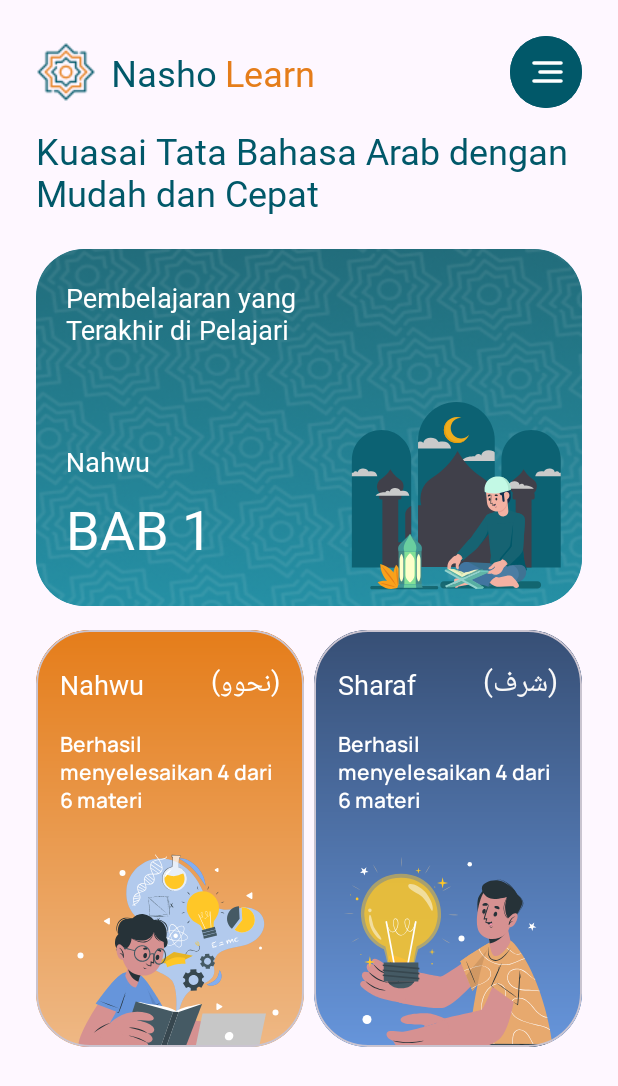
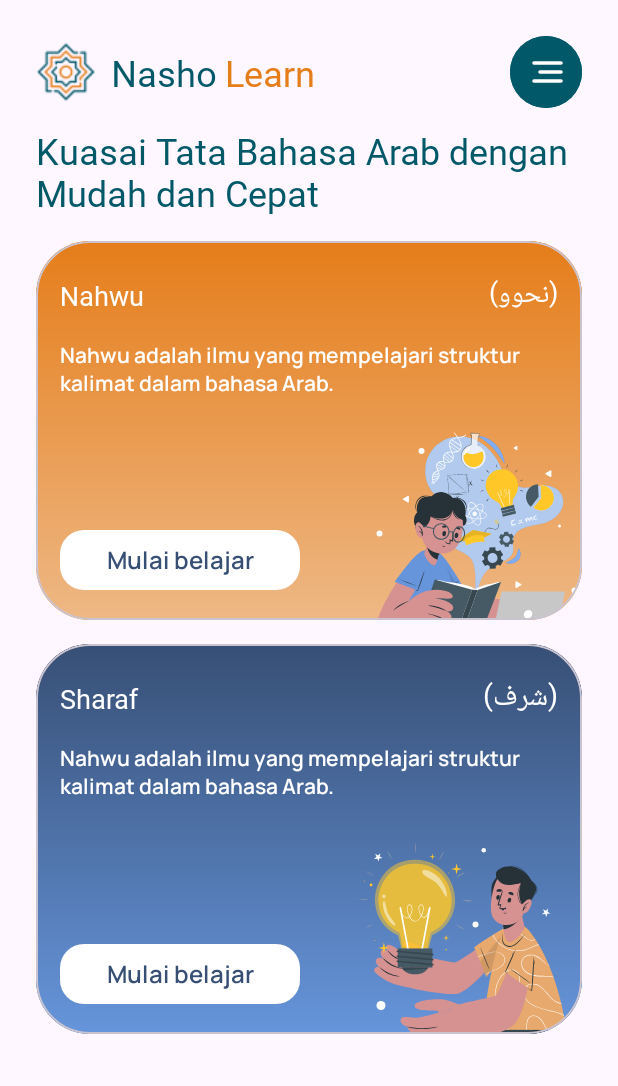
Before and after one commit to Sabani-Tech/nasho-learn-fe-kotlin, an Android app: the MainActivity screen opened directly, with no data from a screen before it, on a phone screen of 412 x 824 dp. Shown: the top 1086 px of the screen. Run offline under Robolectric (Android 15) with nearby library versions, the phone set to English and light mode, and no system bars.

Commit message:
update UI main page

```diff
--- a/app/src/main/res/layout/activity_main.xml
+++ b/app/src/main/res/layout/activity_main.xml
@@ -30,7 +30,7 @@
             android:layout_marginStart="10dp"
             android:fontFamily="@font/manrope_bold"
             android:text="@string/nasho"
-            android:textColor="#015869"
+            android:textColor="@color/green_main_color"
             android:textSize="24sp"
             app:layout_constraintBottom_toBottomOf="@+id/tv_logo"
             app:layout_constraintStart_toEndOf="@+id/tv_logo"
@@ -42,7 +42,7 @@
             android:layout_marginStart="5dp"
             android:fontFamily="@font/manrope_bold"
             android:text="@string/learn"
-            android:textColor="#E57D1A"
+            android:textColor="@color/orange_main_color"
             android:textSize="24sp"
             app:layout_constraintBottom_toBottomOf="@+id/tv_main_title"
             app:layout_constraintStart_toEndOf="@+id/tv_main_title"
@@ -57,97 +57,24 @@
             android:layout_marginEnd="24dp"
             android:fontFamily="@font/manrope_extrabold"
             android:text="@string/welcome_material"
-            android:textColor="#015869"
+            android:textColor="@color/green_main_color"
             android:textSize="24sp"
             app:layout_constraintEnd_toEndOf="parent"
             app:layout_constraintStart_toStartOf="parent"
             app:layout_constraintTop_toBottomOf="@+id/tv_logo" />
 
+
         <com.google.android.material.card.MaterialCardView
-            android:id="@+id/cv_last"
+            android:id="@+id/cv_nahwu"
             android:layout_width="0dp"
-            android:layout_height="wrap_content"
-            android:layout_marginTop="21dp"
-            app:cardBackgroundColor="#2590A5"
-            app:cardCornerRadius="32dp"
-            app:layout_constraintEnd_toEndOf="@+id/tv_title_spek_material"
-            app:layout_constraintStart_toStartOf="@+id/tv_title_spek_material"
-            app:layout_constraintTop_toBottomOf="@+id/tv_title_spek_material"
-            app:strokeWidth="0dp">
-
-            <androidx.constraintlayout.widget.ConstraintLayout
-                android:layout_width="match_parent"
             android:layout_height="match_parent"
-                android:background="@drawable/bg_home_1">
-
-                <TextView
-                    android:id="@+id/tv_category_material"
-                    android:layout_width="0dp"
-                    android:layout_height="wrap_content"
-                    android:layout_marginStart="20dp"
-                    android:layout_marginTop="20dp"
-                    android:layout_marginEnd="166dp"
-                    android:fontFamily="@font/manrope_bold"
-                    android:text="@string/last_learn"
-                    android:textColor="#FFFFFF"
-                    android:textSize="18sp"
+            android:layout_marginHorizontal="24dp"
+            android:layout_marginTop="16dp"
+            app:cardBackgroundColor="@color/orange_main_color"
+            app:cardCornerRadius="36dp"
             app:layout_constraintEnd_toEndOf="parent"
             app:layout_constraintStart_toStartOf="parent"
-                    app:layout_constraintTop_toTopOf="parent" />
-
-                <ImageView
-                    android:layout_width="wrap_content"
-                    android:layout_height="wrap_content"
-                    android:src="@drawable/ic_home_1"
-                    app:layout_constraintBottom_toBottomOf="parent"
-                    app:layout_constraintEnd_toEndOf="parent" />
-
-                <TextView
-                    android:id="@+id/tv_last_material"
-                    android:layout_width="wrap_content"
-                    android:layout_height="wrap_content"
-                    android:layout_marginTop="63dp"
-                    android:fontFamily="@font/manrope_bold"
-                    android:text="@string/nahwu"
-                    android:textColor="#FFFFFF"
-                    android:textSize="18sp"
-                    app:layout_constraintStart_toStartOf="@+id/tv_category_material"
-                    app:layout_constraintTop_toBottomOf="@+id/tv_category_material" />
-
-                <TextView
-                    android:layout_width="wrap_content"
-                    android:layout_height="wrap_content"
-                    android:layout_marginTop="8dp"
-                    android:layout_marginBottom="27dp"
-                    android:fontFamily="@font/manrope_bold"
-                    android:text="@string/dummy_bab"
-                    android:textColor="#FFFFFF"
-                    android:textSize="36sp"
-                    app:layout_constraintBottom_toBottomOf="parent"
-                    app:layout_constraintStart_toStartOf="@+id/tv_last_material"
-                    app:layout_constraintTop_toBottomOf="@+id/tv_last_material" />
-            </androidx.constraintlayout.widget.ConstraintLayout>
-        </com.google.android.material.card.MaterialCardView>
-
-        <LinearLayout
-            android:layout_width="0dp"
-            android:layout_height="278dp"
-            android:layout_marginStart="24dp"
-            android:layout_marginTop="16dp"
-            android:layout_marginEnd="24dp"
-            android:orientation="horizontal"
-            app:layout_constraintEnd_toEndOf="parent"
-            app:layout_constraintStart_toStartOf="parent"
-            app:layout_constraintTop_toBottomOf="@+id/cv_last">
-
-            <com.google.android.material.card.MaterialCardView
-                android:id="@+id/cvNahwu"
-                android:layout_width="160dp"
-                android:layout_height="match_parent"
-                android:layout_marginEnd="3dp"
-                android:layout_weight="1"
-                app:cardBackgroundColor="#E57D1A"
-                app:cardCornerRadius="36dp">
+            app:layout_constraintTop_toBottomOf="@+id/tv_title_spek_material">
 
             <androidx.constraintlayout.widget.ConstraintLayout
                 android:layout_width="match_parent"
@@ -162,7 +89,7 @@
                     android:layout_marginTop="24dp"
                     android:fontFamily="@font/manrope_bold"
                     android:text="@string/nahwu"
-                        android:textColor="#FFFFFF"
+                    android:textColor="@color/white_color"
                     android:textSize="18sp"
                     app:layout_constraintStart_toStartOf="parent"
                     app:layout_constraintTop_toTopOf="parent" />
@@ -173,7 +100,7 @@
                     android:layout_marginEnd="16dp"
                     android:fontFamily="@font/manrope_bold"
                     android:text="@string/nahwu_arab"
-                        android:textColor="#FFFFFF"
+                    android:textColor="@color/white_color"
                     android:textSize="18sp"
                     app:layout_constraintBottom_toBottomOf="@+id/tv_nahwu"
                     app:layout_constraintEnd_toEndOf="parent"
@@ -187,10 +114,25 @@
                     android:layout_marginEnd="16dp"
                     android:fontFamily="@font/manrope_semibold"
                     android:text="@string/dummy_desc"
-                        android:textColor="#FFFFFF"
+                    android:textColor="@color/white_color"
                     app:layout_constraintEnd_toEndOf="parent"
                     app:layout_constraintStart_toStartOf="@+id/tv_nahwu"
                     app:layout_constraintTop_toBottomOf="@+id/tv_nahwu" />
+
+                <com.google.android.material.button.MaterialButton
+                    android:id="@+id/btn_start_lear_nahwu"
+                    android:layout_width="160dp"
+                    android:layout_height="wrap_content"
+                    android:layout_marginStart="16dp"
+                    android:layout_marginBottom="16dp"
+                    android:fontFamily="@font/manrope_semibold"
+                    android:text="@string/start_learn"
+                    android:textColor="@color/blue_main_color"
+                    android:textSize="16sp"
+                    app:backgroundTint="@color/white_color"
+                    app:cornerRadius="16dp"
+                    app:layout_constraintBottom_toBottomOf="parent"
+                    app:layout_constraintStart_toStartOf="parent" />
 
                 <ImageView
                     android:id="@+id/imageView7"
@@ -201,19 +143,20 @@
                     android:src="@drawable/ic_nahwu"
                     app:layout_constraintBottom_toBottomOf="parent"
                     app:layout_constraintEnd_toEndOf="parent"
-                        app:layout_constraintStart_toStartOf="parent"
                     app:layout_constraintTop_toBottomOf="@+id/tvDescN" />
             </androidx.constraintlayout.widget.ConstraintLayout>
         </com.google.android.material.card.MaterialCardView>
 
         <com.google.android.material.card.MaterialCardView
-                android:id="@+id/cvSharaf"
-                android:layout_width="160dp"
+            android:id="@+id/cv_sharaf"
+            android:layout_width="0dp"
             android:layout_height="match_parent"
-                android:layout_marginStart="3dp"
-                android:layout_weight="1"
-                app:cardBackgroundColor="#374F75"
-                app:cardCornerRadius="36dp">
+            android:layout_marginTop="16dp"
+            app:cardBackgroundColor="@color/blue_main_color"
+            app:cardCornerRadius="36dp"
+            app:layout_constraintEnd_toEndOf="@+id/cv_nahwu"
+            app:layout_constraintStart_toStartOf="@+id/cv_nahwu"
+            app:layout_constraintTop_toBottomOf="@+id/cv_nahwu">
 
             <androidx.constraintlayout.widget.ConstraintLayout
                 android:layout_width="match_parent"
@@ -228,7 +171,7 @@
                     android:layout_marginTop="24dp"
                     android:fontFamily="@font/manrope_bold"
                     android:text="@string/sharaf"
-                        android:textColor="#FFFFFF"
+                    android:textColor="@color/white_color"
                     android:textSize="18sp"
                     app:layout_constraintStart_toStartOf="parent"
                     app:layout_constraintTop_toTopOf="parent" />
@@ -239,7 +182,7 @@
                     android:layout_marginEnd="16dp"
                     android:fontFamily="@font/manrope_bold"
                     android:text="@string/sharaf_arab"
-                        android:textColor="#F8F8F8"
+                    android:textColor="@color/white_color"
                     android:textSize="19sp"
                     app:layout_constraintBottom_toBottomOf="@+id/tv_sharaf"
                     app:layout_constraintEnd_toEndOf="parent"
@@ -253,10 +196,25 @@
                     android:layout_marginEnd="16dp"
                     android:fontFamily="@font/manrope_semibold"
                     android:text="@string/dummy_desc"
-                        android:textColor="#FFFFFF"
+                    android:textColor="@color/white_color"
                     app:layout_constraintEnd_toEndOf="parent"
                     app:layout_constraintStart_toStartOf="@+id/tv_sharaf"
                     app:layout_constraintTop_toBottomOf="@+id/tv_sharaf" />
+
+                <com.google.android.material.button.MaterialButton
+                    android:id="@+id/btn_start_lear_sharaf"
+                    android:layout_width="160dp"
+                    android:layout_height="wrap_content"
+                    android:layout_marginStart="16dp"
+                    android:layout_marginBottom="16dp"
+                    android:fontFamily="@font/manrope_semibold"
+                    android:text="@string/start_learn"
+                    android:textColor="@color/blue_main_color"
+                    android:textSize="16sp"
+                    app:backgroundTint="@color/white_color"
+                    app:cornerRadius="16dp"
+                    app:layout_constraintBottom_toBottomOf="parent"
+                    app:layout_constraintStart_toStartOf="parent" />
 
                 <ImageView
                     android:layout_width="wrap_content"
@@ -264,11 +222,9 @@
                     android:layout_marginTop="4dp"
                     android:src="@drawable/ic_sharaf"
                     app:layout_constraintEnd_toEndOf="parent"
-                        app:layout_constraintStart_toStartOf="parent"
                     app:layout_constraintTop_toBottomOf="@+id/tv_desc_sharaf" />
             </androidx.constraintlayout.widget.ConstraintLayout>
         </com.google.android.material.card.MaterialCardView>
-        </LinearLayout>
 
         <com.google.android.material.button.MaterialButton
             android:id="@+id/btn_setting"
@@ -278,12 +234,12 @@
             android:layout_marginEnd="24dp"
             android:backgroundTint="@color/Success50"
             android:drawableEnd="@drawable/ic_settings"
+            android:insetLeft="0dp"
+            android:insetTop="0dp"
+            android:insetRight="0dp"
+            android:insetBottom="0dp"
             android:paddingStart="6dp"
             android:paddingEnd="12dp"
-            android:insetBottom="0dp"
-            android:insetTop="0dp"
-            android:insetLeft="0dp"
-            android:insetRight="0dp"
             app:cornerRadius="48dp"
             app:layout_constraintEnd_toEndOf="parent"
             app:layout_constraintTop_toTopOf="parent" />
--- a/app/src/main/res/values/colors.xml
+++ b/app/src/main/res/values/colors.xml
@@ -54,4 +54,10 @@
     <color name="Error700">#B71F33</color>
     <color name="Error800">#93142F</color>
     <color name="Error900">#7A0C2D</color>
+
+
+    <color name="white_color">#FFFFFF</color>
+    <color name="green_main_color">#015869</color>
+    <color name="orange_main_color">#E57D1A</color>
+    <color name="blue_main_color">#374F75</color>
 </resources>
--- a/app/src/main/res/values/strings.xml
+++ b/app/src/main/res/values/strings.xml
@@ -13,7 +13,7 @@
     <string name="register">Daftar</string>
     <string name="sharaf">Sharaf</string>
     <string name="sharaf_arab">(شرف)</string>
-    <string name="dummy_desc">Berhasil menyelesaikan 4 dari 6 materi</string>
+    <string name="dummy_desc">Nahwu adalah ilmu yang mempelajari struktur kalimat dalam bahasa Arab.</string>
     <string name="nahwu">Nahwu</string>
     <string name="nahwu_arab">(نحوو)</string>
     <string name="dummy_bab">BAB 1</string>
@@ -28,4 +28,5 @@
     <string name="sharaf_desc">Sharaf adalah salah satu cabang penting dalam ilmu bahasa Arab yang fokus pada morfologi atau struktur kata. Sharaf mempelajari bentuk-bentuk kata, perubahan bentuk kata, dan bagaimana kata-kata itu diubah untuk menciptakan makna yang berbeda.</string>
     <string name="sharaf_text_arab">Sharaf (شرف)</string>
     <string name="learn_sharaf">Yuk, Belajar Sharaf!</string>
+    <string name="start_learn">Mulai belajar</string>
 </resources>
```
Lines whose indentation alone changed are shown as unchanged.
